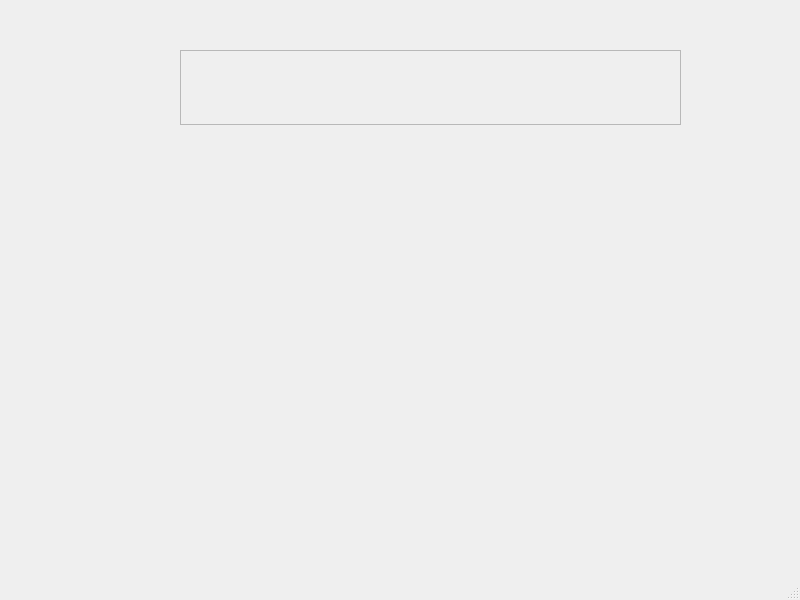
xtsebas/Client-OS-P1, file Client-OS-P1/mainwindow.ui: the form before one commit.
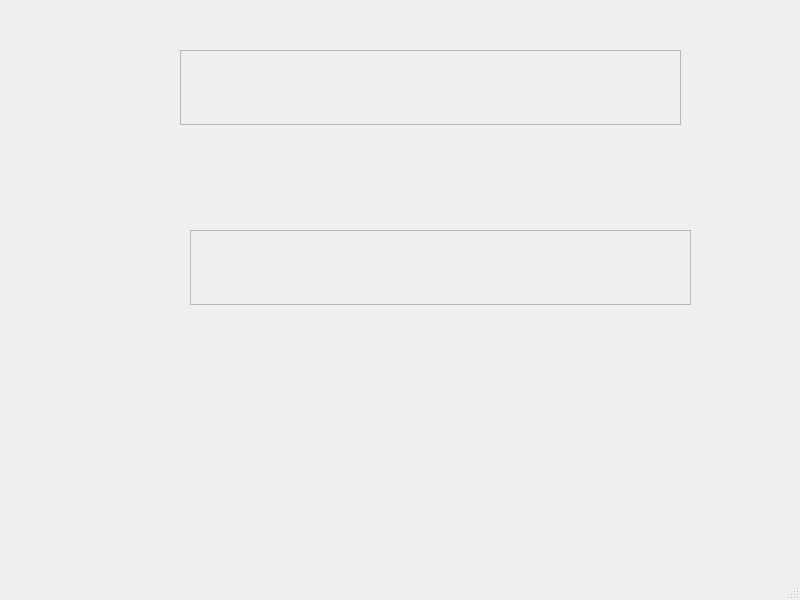
The form after the commit.

```diff
--- a/Client-OS-P1/mainwindow.ui
+++ b/Client-OS-P1/mainwindow.ui
@@ -27,6 +27,19 @@
      </rect>
     </property>
    </widget>
+   <widget class="QTextEdit" name="textEdit_2">
+    <property name="enabled">
+     <bool>false</bool>
+    </property>
+    <property name="geometry">
+     <rect>
+      <x>190</x>
+      <y>230</y>
+      <width>501</width>
+      <height>75</height>
+     </rect>
+    </property>
+   </widget>
   </widget>
   <widget class="QMenuBar" name="menubar">
    <property name="geometry">
```
